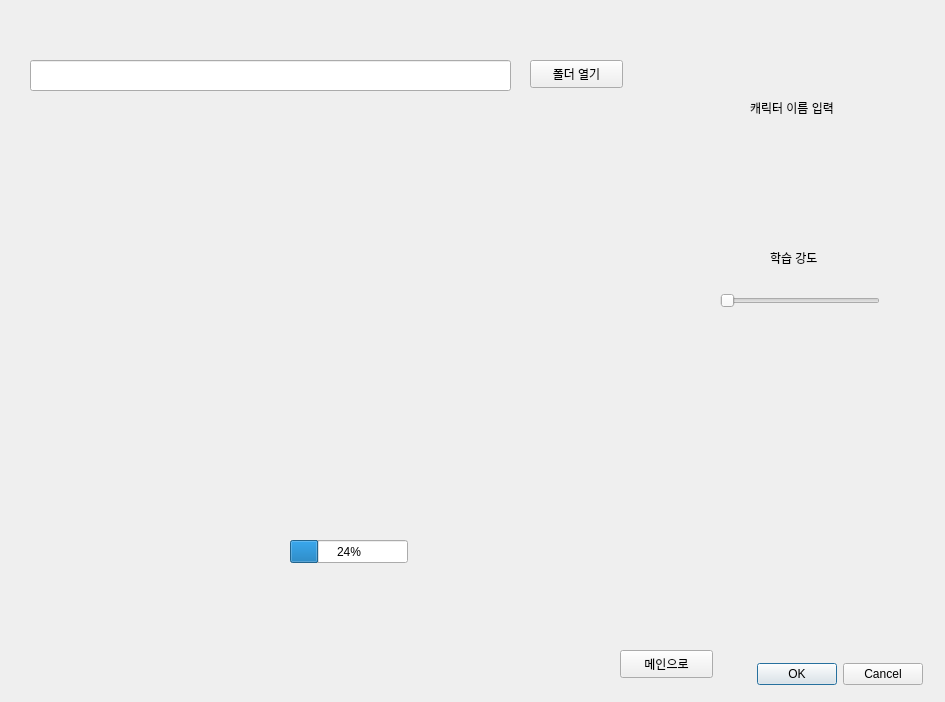
First picture: the form in Third.ui, repository SongHyungJin/GraduationProject, before the edit.
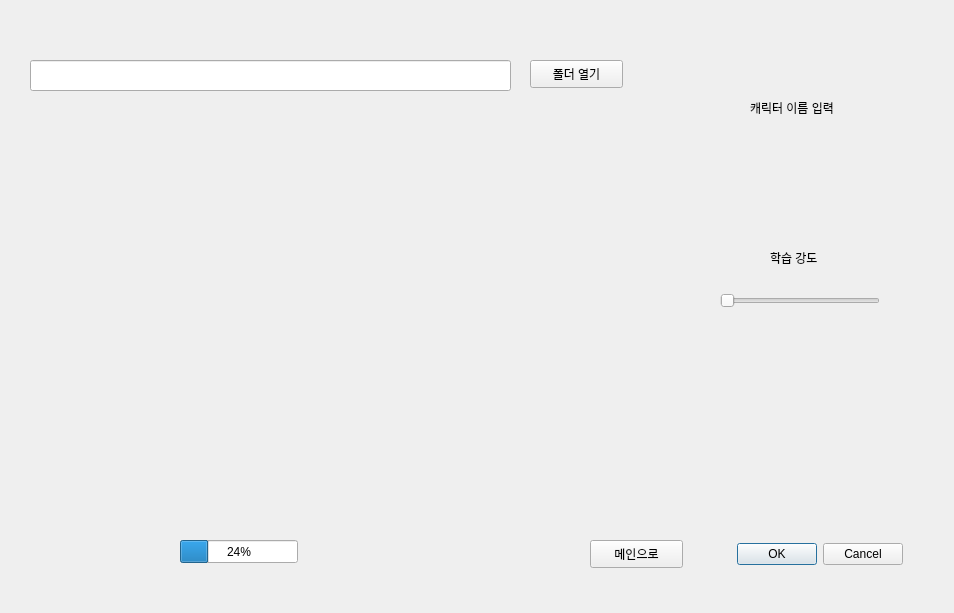
Second picture: the form after the edit.

```diff
--- a/Third.ui
+++ b/Third.ui
@@ -6,8 +6,8 @@
    <rect>
     <x>0</x>
     <y>0</y>
-    <width>945</width>
-    <height>702</height>
+    <width>954</width>
+    <height>613</height>
    </rect>
   </property>
   <property name="windowTitle">
@@ -16,8 +16,8 @@
   <widget class="QPushButton" name="buttonMain">
    <property name="geometry">
     <rect>
-     <x>620</x>
-     <y>650</y>
+     <x>590</x>
+     <y>540</y>
      <width>93</width>
      <height>28</height>
     </rect>
@@ -65,8 +65,8 @@
   <widget class="QDialogButtonBox" name="buttonBox">
    <property name="geometry">
     <rect>
-     <x>730</x>
-     <y>660</y>
+     <x>710</x>
+     <y>540</y>
      <width>193</width>
      <height>28</height>
     </rect>
@@ -104,7 +104,7 @@
   <widget class="QProgressBar" name="progressBar">
    <property name="geometry">
     <rect>
-     <x>290</x>
+     <x>180</x>
      <y>540</y>
      <width>118</width>
      <height>23</height>
```
